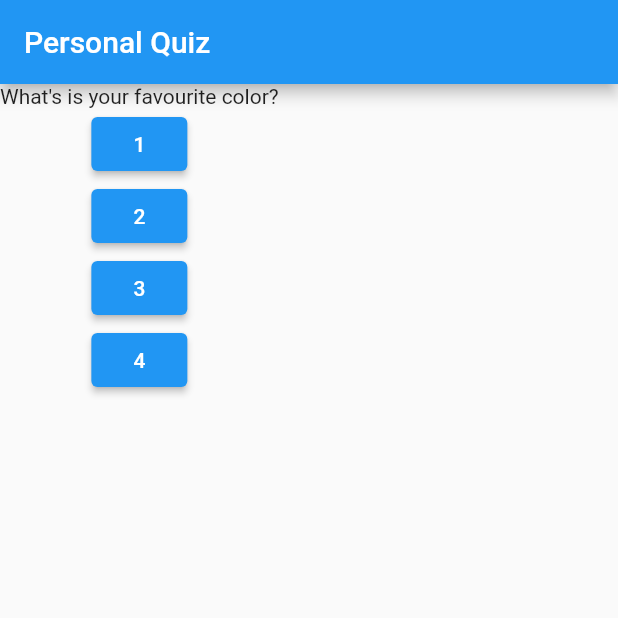
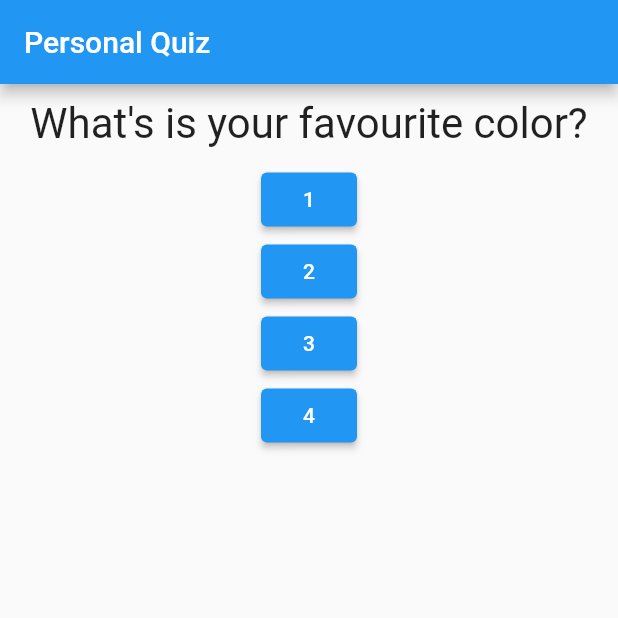
Before and after one commit to DeeptiGutti/Flask_App, a Flutter app: the screen it shows after launch, on a phone screen of 412 x 824 dp, the top half of it. Run offline on Flutter 3.47's test engine with Material 2 defaults, Android fonts, the phone set to English and light mode, and no system bars.

Commit message:
First Stlying

```diff
--- a/lib/question.dart
+++ b/lib/question.dart
@@ -5,11 +5,18 @@ import 'package:flutter/src/widgets/framework.dart';
 import 'package:flutter/material.dart';
 
 class Question extends StatelessWidget {
-  String questionText;
+  final String questionText;
   Question(this.questionText);
 
   @override
   Widget build(BuildContext context) {
-    return Text(questionText);
+    return Container(
+        width: double.infinity,
+        margin: EdgeInsets.all(10),
+        child: Text(
+          questionText,
+          style: TextStyle(fontSize: 28),
+          textAlign: TextAlign.center,
+        ));
   }
 }
```
